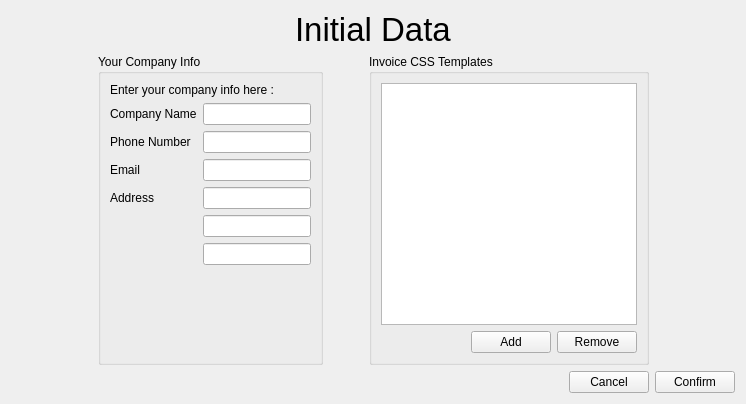
Above: InitialDataForm.ui from MickaelOnTheWave/InvoiceManager before the change. Below: the same form after it.
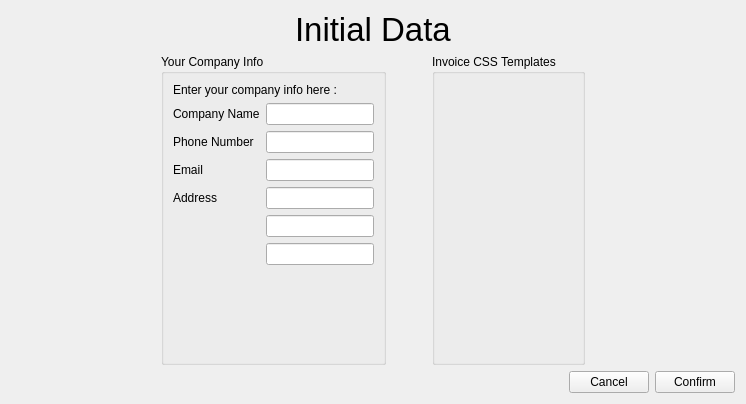
That is the form after the change. Custom widgets are drawn as their Qt base class.

Commit message: Added proper controls for Initial data form. Removed obsolete ones. Added base component for viewing/interacting with datasets.

What changed in the file:
```diff
--- a/InitialDataForm.ui
+++ b/InitialDataForm.ui
@@ -169,38 +169,7 @@
        </property>
        <layout class="QVBoxLayout" name="verticalLayout_4">
         <item>
-         <widget class="QTableView" name="tableView"/>
-        </item>
-        <item>
-         <layout class="QHBoxLayout" name="horizontalLayout_3">
-          <item>
-           <spacer name="horizontalSpacer_5">
-            <property name="orientation">
-             <enum>Qt::Horizontal</enum>
-            </property>
-            <property name="sizeHint" stdset="0">
-             <size>
-              <width>40</width>
-              <height>20</height>
-             </size>
-            </property>
-           </spacer>
-          </item>
-          <item>
-           <widget class="QPushButton" name="addButton">
-            <property name="text">
-             <string>Add</string>
-            </property>
-           </widget>
-          </item>
-          <item>
-           <widget class="QPushButton" name="removeButton">
-            <property name="text">
-             <string>Remove</string>
-            </property>
-           </widget>
-          </item>
-         </layout>
+         <widget class="DataHandlerWidget" name="stylesheedsDataWidget" native="true"/>
         </item>
        </layout>
       </widget>
@@ -253,6 +222,14 @@
    </item>
   </layout>
  </widget>
+ <customwidgets>
+  <customwidget>
+   <class>DataHandlerWidget</class>
+   <extends>QWidget</extends>
+   <header>DataHandlerWidget.h</header>
+   <container>1</container>
+  </customwidget>
+ </customwidgets>
  <resources/>
  <connections/>
 </ui>
```
The commit also changes 5 other files.
